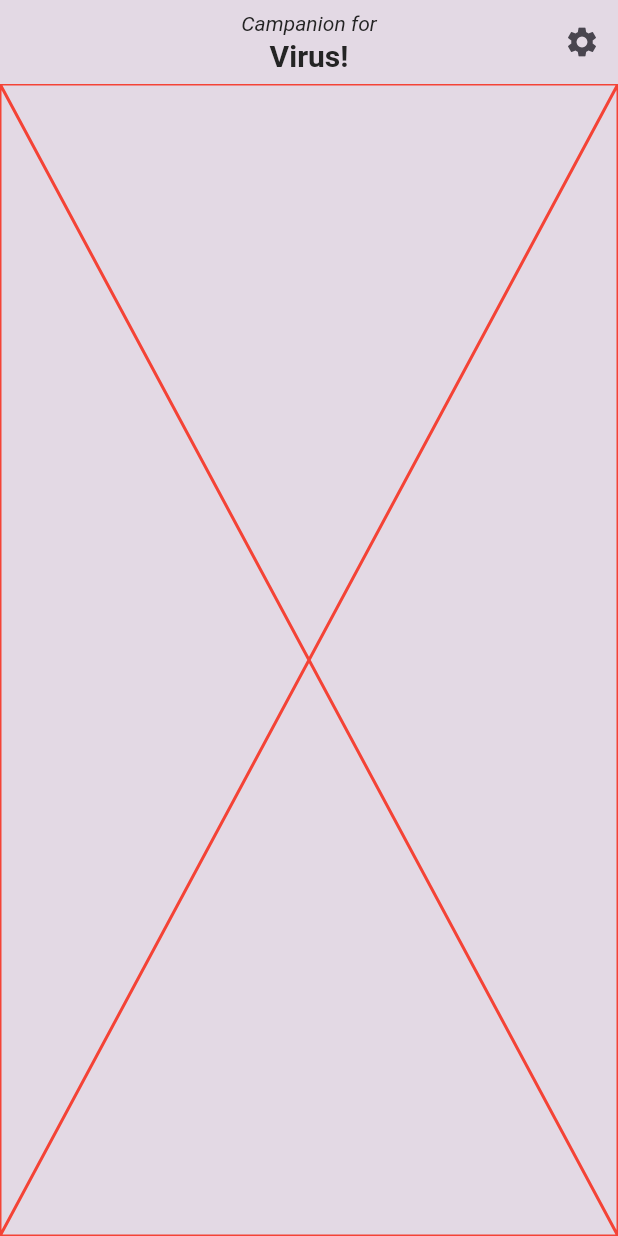
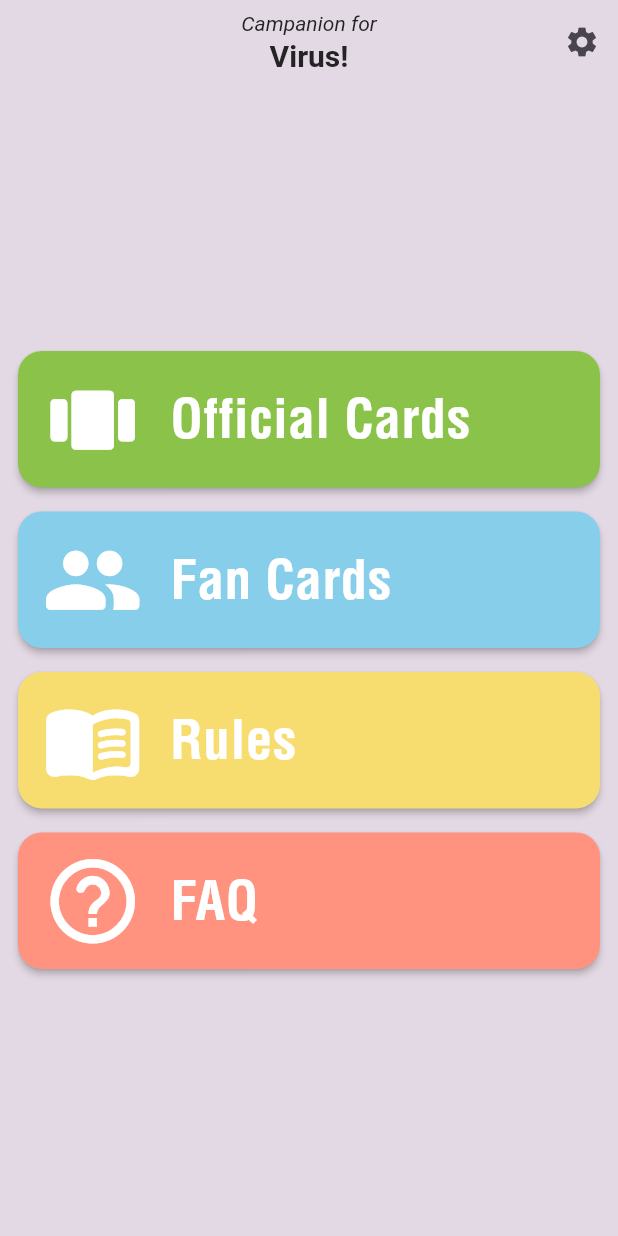
Before and after one commit to isdabenx/companion_for_virus, a Flutter app: the screen it shows after launch, on a phone screen of 412 x 824 dp. Run offline on Flutter 3.47's test engine with Material 3 defaults, Android fonts, the phone set to English and light mode, and no system bars; our stand-ins replace go_router.

Commit message:
feat: :sparkles: Refactor HomeScreen to StatefulWidget and implement GridView with MenuCardWidgets

```diff
--- a/lib/features/home/screens/home_screen.dart
+++ b/lib/features/home/screens/home_screen.dart
@@ -1,10 +1,59 @@
+import 'package:companion_for_virus/core/app_colors.dart';
+import 'package:companion_for_virus/core/router/app_routes.dart';
+import 'package:companion_for_virus/features/home/widgets/menu_card_widget.dart';
 import 'package:flutter/material.dart';
+import 'package:go_router/go_router.dart';
 
-class HomeScreen extends StatelessWidget {
+class HomeScreen extends StatefulWidget {
   const HomeScreen({super.key});
 
   @override
+  State<HomeScreen> createState() => _HomeScreenState();
+}
+
+class _HomeScreenState extends State<HomeScreen> {
+  @override
   Widget build(BuildContext context) {
-    return const Placeholder(color: Colors.red);
+    bool isGrid = false;
+    return Center(
+      child: GridView.count(
+        shrinkWrap: true,
+        padding: const EdgeInsets.all(8),
+        mainAxisSpacing: 8,
+        crossAxisSpacing: 8,
+        crossAxisCount: isGrid ? 2 : 1,
+        childAspectRatio: isGrid ? 1 : 4,
+        children: [
+          MenuCardWidget(
+            isGrid: isGrid,
+            title: "Official Cards",
+            icon: Icons.view_carousel_rounded,
+            color: AppColors.menuOfficialCardsBackgroundColor,
+            onTap: () => context.push(AppRoutes.splash),
+          ),
+          MenuCardWidget(
+            isGrid: isGrid,
+            title: "Fan Cards",
+            icon: Icons.people_rounded,
+            color: AppColors.menuFanCardsBackgroundColor,
+            onTap: () => context.push(AppRoutes.splash),
+          ),
+          MenuCardWidget(
+            isGrid: isGrid,
+            title: "Rules",
+            icon: Icons.menu_book_rounded,
+            color: AppColors.menuRulesBackgroundColor,
+            onTap: () => context.push(AppRoutes.splash),
+          ),
+          MenuCardWidget(
+            isGrid: isGrid,
+            title: "FAQ",
+            icon: Icons.help_outline_rounded,
+            color: AppColors.menuFaqBackgroundColor,
+            onTap: () => context.push(AppRoutes.splash),
+          ),
+        ],
+      ),
+    );
   }
 }
```
